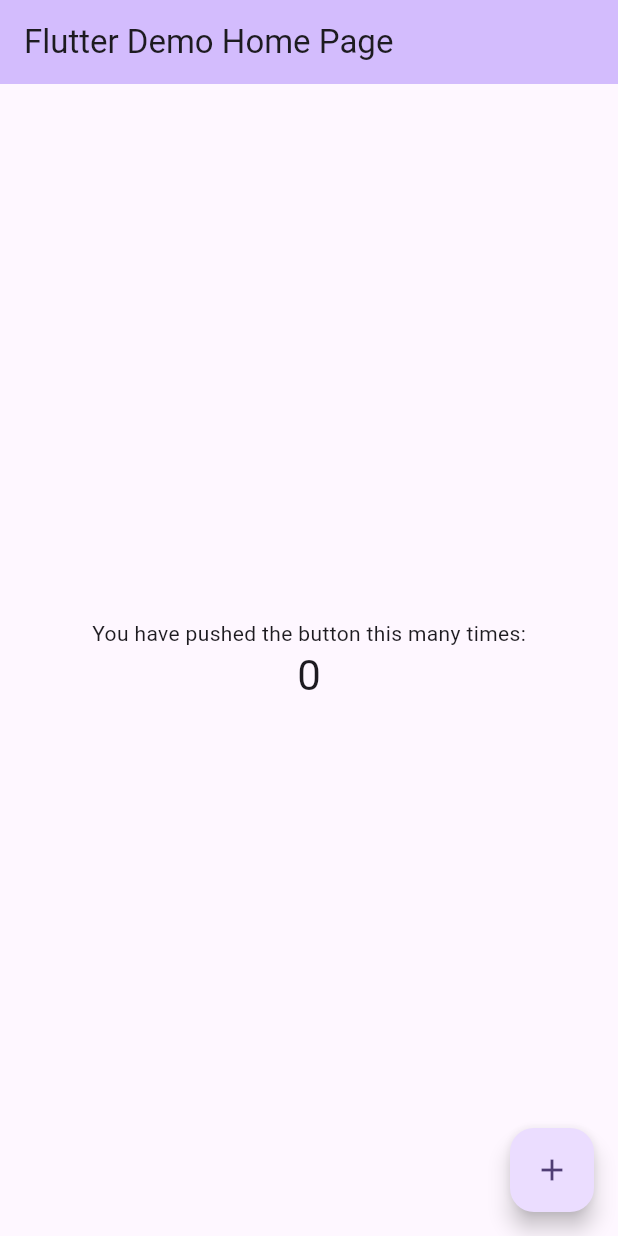
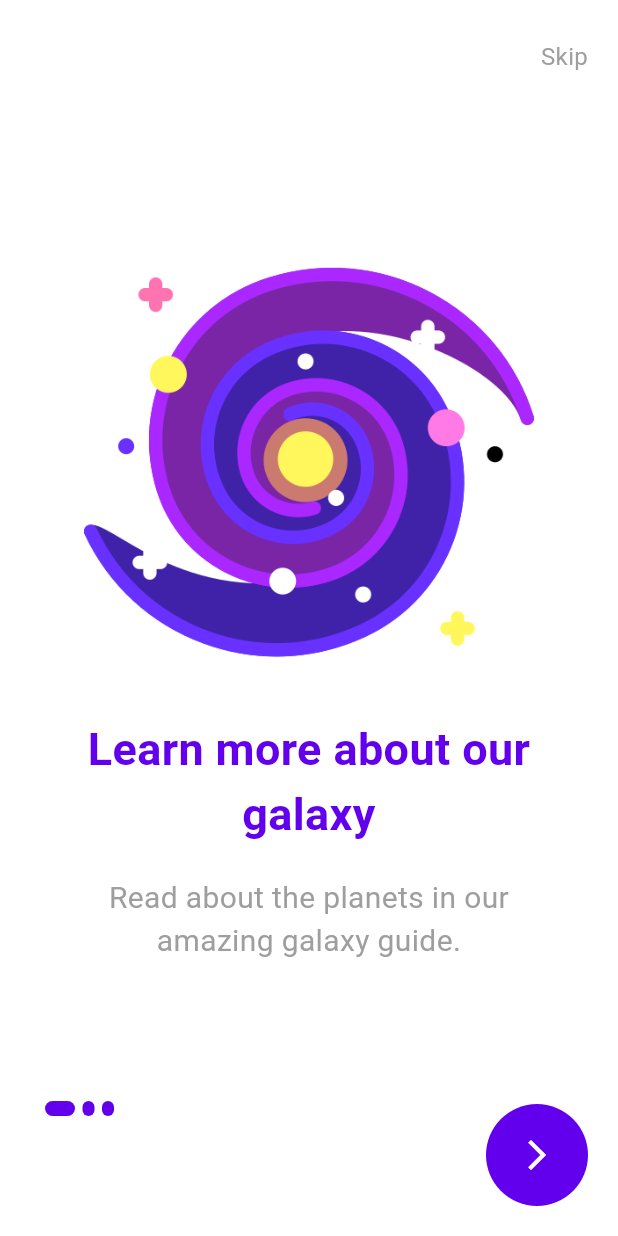
Before and after one commit to vevisbeatriz/galaxy_explorer, a Flutter app: the screen it shows after launch, on a phone screen of 412 x 824 dp. Run offline on Flutter 3.47's test engine with Material 3 defaults, Android fonts, the phone set to English and light mode, and no system bars.

Commit message:
Onboarding UI implementation
Onboarding UI implementation

```diff
--- /dev/null
+++ b/lib/design_system/constants.dart
@@ -0,0 +1,13 @@
+import 'package:flutter/material.dart';
+
+class Constants {
+  static var primaryColor = const Color(0xFF6200EE);
+
+  // Onboarding texts
+  static var titleOne = "Learn more about our galaxy";
+  static var descriptionOne = "Read about the planets in our amazing galaxy guide.";
+  static var titleTwo = "Find a galaxy lover friend";
+  static var descriptionTwo = "Do you love our galaxy? Connect with other space lovers.";
+  static var titleThree = "The space is amazing";
+  static var descriptionThree = "Discover the beauty of the space with our galaxy guide.";
+}
--- a/lib/main.dart
+++ b/lib/main.dart
@@ -1,125 +1,20 @@
+import 'package:flutter/cupertino.dart';
 import 'package:flutter/material.dart';
+import 'package:galaxy_explorer/presentation/pages/onboarding_page.dart';
 
 void main() {
-  runApp(const MyApp());
+  runApp(MyApp());
 }
 
 class MyApp extends StatelessWidget {
-  const MyApp({super.key});
+  const MyApp({Key? key}) : super(key: key);
 
-  // This widget is the root of your application.
   @override
   Widget build(BuildContext context) {
-    return MaterialApp(
-      title: 'Flutter Demo',
-      theme: ThemeData(
-        // This is the theme of your application.
-        //
-        // TRY THIS: Try running your application with "flutter run". You'll see
-        // the application has a purple toolbar. Then, without quitting the app,
-        // try changing the seedColor in the colorScheme below to Colors.green
-        // and then invoke "hot reload" (save your changes or press the "hot
-        // reload" button in a Flutter-supported IDE, or press "r" if you used
-        // the command line to start the app).
-        //
-        // Notice that the counter didn't reset back to zero; the application
-        // state is not lost during the reload. To reset the state, use hot
-        // restart instead.
-        //
-        // This works for code too, not just values: Most code changes can be
-        // tested with just a hot reload.
-        colorScheme: ColorScheme.fromSeed(seedColor: Colors.deepPurple),
-        useMaterial3: true,
-      ),
-      home: const MyHomePage(title: 'Flutter Demo Home Page'),
+    return const MaterialApp(
+      debugShowCheckedModeBanner: false,
+      // theme: theme(),
+      home: OnboardingPage(),
     );
   }
 }
-
-class MyHomePage extends StatefulWidget {
-  const MyHomePage({super.key, required this.title});
-
-  // This widget is the home page of your application. It is stateful, meaning
-  // that it has a State object (defined below) that contains fields that affect
-  // how it looks.
-
-  // This class is the configuration for the state. It holds the values (in this
-  // case the title) provided by the parent (in this case the App widget) and
-  // used by the build method of the State. Fields in a Widget subclass are
-  // always marked "final".
-
-  final String title;
-
-  @override
-  State<MyHomePage> createState() => _MyHomePageState();
-}
-
-class _MyHomePageState extends State<MyHomePage> {
-  int _counter = 0;
-
-  void _incrementCounter() {
-    setState(() {
-      // This call to setState tells the Flutter framework that something has
-      // changed in this State, which causes it to rerun the build method below
-      // so that the display can reflect the updated values. If we changed
-      // _counter without calling setState(), then the build method would not be
-      // called again, and so nothing would appear to happen.
-      _counter++;
-    });
-  }
-
-  @override
-  Widget build(BuildContext context) {
-    // This method is rerun every time setState is called, for instance as done
-    // by the _incrementCounter method above.
-    //
-    // The Flutter framework has been optimized to make rerunning build methods
-    // fast, so that you can just rebuild anything that needs updating rather
-    // than having to individually change instances of widgets.
-    return Scaffold(
-      appBar: AppBar(
-        // TRY THIS: Try changing the color here to a specific color (to
-        // Colors.amber, perhaps?) and trigger a hot reload to see the AppBar
-        // change color while the other colors stay the same.
-        backgroundColor: Theme.of(context).colorScheme.inversePrimary,
-        // Here we take the value from the MyHomePage object that was created by
-        // the App.build method, and use it to set our appbar title.
-        title: Text(widget.title),
-      ),
-      body: Center(
-        // Center is a layout widget. It takes a single child and positions it
-        // in the middle of the parent.
-        child: Column(
-          // Column is also a layout widget. It takes a list of children and
-          // arranges them vertically. By default, it sizes itself to fit its
-          // children horizontally, and tries to be as tall as its parent.
-          //
-          // Column has various properties to control how it sizes itself and
-          // how it positions its children. Here we use mainAxisAlignment to
-          // center the children vertically; the main axis here is the vertical
-          // axis because Columns are vertical (the cross axis would be
-          // horizontal).
-          //
-          // TRY THIS: Invoke "debug painting" (choose the "Toggle Debug Paint"
-          // action in the IDE, or press "p" in the console), to see the
-          // wireframe for each widget.
-          mainAxisAlignment: MainAxisAlignment.center,
-          children: <Widget>[
-            const Text(
-              'You have pushed the button this many times:',
-            ),
-            Text(
-              '$_counter',
-              style: Theme.of(context).textTheme.headlineMedium,
-            ),
-          ],
-        ),
-      ),
-      floatingActionButton: FloatingActionButton(
-        onPressed: _incrementCounter,
-        tooltip: 'Increment',
-        child: const Icon(Icons.add),
-      ), // This trailing comma makes auto-formatting nicer for build methods.
-    );
-  }
-}
--- /dev/null
+++ b/lib/presentation/pages/login_page.dart
@@ -0,0 +1,15 @@
+import 'package:flutter/cupertino.dart';
+
+class LoginPage extends StatefulWidget {
+  const LoginPage({super.key});
+
+  @override
+  State<LoginPage> createState() => _LoginPageState();
+}
+
+class _LoginPageState extends State<LoginPage> {
+  @override
+  Widget build(BuildContext context) {
+    return const Placeholder();
+  }
+}
--- /dev/null
+++ b/lib/presentation/pages/onboarding_page.dart
@@ -0,0 +1,181 @@
+import 'package:flutter/cupertino.dart';
+import 'package:flutter/material.dart';
+import 'package:galaxy_explorer/presentation/pages/login_page.dart';
+
+import '../../design_system/constants.dart';
+
+class OnboardingPage extends StatefulWidget {
+  const OnboardingPage({super.key});
+
+  @override
+  State<OnboardingPage> createState() => _OnboardingPageState();
+}
+
+class _OnboardingPageState extends State<OnboardingPage> {
+  final PageController _pageController = PageController(initialPage: 0);
+  int currentIndex = 0;
+
+  @override
+  Widget build(BuildContext context) {
+    return Scaffold(
+      backgroundColor: Colors.white,
+      appBar: AppBar(
+          elevation: 0.0,
+          backgroundColor: Colors.white,
+          actions: [
+            Padding(
+              padding: const EdgeInsets.only(right: 20, top: 20),
+              child: InkWell(
+                onTap: () => Navigator.pushReplacement(context,
+                    MaterialPageRoute(builder: (context) => const LoginPage())),
+                child: const Text(
+                  'Skip',
+                  style: TextStyle(
+                    color: Colors.grey,
+                    fontSize: 16.0,
+                    fontWeight: FontWeight.w400,
+                  ),
+                ),
+              ),
+            )
+          ]),
+      body: Stack(
+        alignment: Alignment.bottomCenter,
+        children: [
+          PageView(
+            onPageChanged: (int page) {
+              setState(() {
+                currentIndex = page;
+              });
+            },
+            controller: _pageController,
+            children: [
+              createPage(
+                  image: 'assets/images/onboarding1.png',
+                  title: Constants.titleOne,
+                  description: Constants.descriptionOne),
+              createPage(
+                  image: 'assets/images/onboarding2.png',
+                  title: Constants.titleTwo,
+                  description: Constants.descriptionTwo),
+              createPage(
+                  image: 'assets/images/onboarding3.png',
+                  title: Constants.titleThree,
+                  description: Constants.descriptionThree),
+            ],
+          ),
+          Positioned(
+            bottom: 80,
+            left: 30,
+            child: Row(
+              children: _buildIndicator(currentIndex),
+            ),
+          ),
+          Positioned(
+            bottom: 20,
+            right: 20,
+            child: Container(
+              padding: const EdgeInsets.all(10),
+              decoration: BoxDecoration(
+                shape: BoxShape.circle,
+                color: Constants.primaryColor,
+              ),
+              child: IconButton(
+                onPressed: () {
+                  setState(() {
+                    if (currentIndex == 2) {
+                      Navigator.pushReplacement(
+                          context,
+                          MaterialPageRoute(
+                              builder: (context) => const LoginPage()));
+                    } else {
+                      currentIndex++;
+                      _pageController.nextPage(
+                          duration: const Duration(milliseconds: 300),
+                          curve: Curves.easeIn);
+                    }
+                  });
+                },
+                icon: const Icon(
+                  Icons.arrow_forward_ios,
+                  size: 24,
+                  color: Colors.white,
+                ),
+              ),
+            ),
+          )
+        ],
+      ),
+    );
+  }
+}
+
+Widget _indicator(bool isActive) {
+  return AnimatedContainer(
+    duration: const Duration(milliseconds: 300),
+    margin: const EdgeInsets.only(right: 5.0),
+    height: 10.0,
+    width: isActive ? 20 : 8,
+    decoration: BoxDecoration(
+      color: Constants.primaryColor,
+      borderRadius: BorderRadius.circular(5),
+    ),
+  );
+}
+
+List<Widget> _buildIndicator(int currentIndex) {
+  List<Widget> indicators = [];
+  for (int i = 0; i < 3; i++) {
+    indicators.add(i == currentIndex ? _indicator(true) : _indicator(false));
+  }
+  return indicators;
+}
+
+class createPage extends StatelessWidget {
+  final String image;
+  final String title;
+  final String description;
+
+  const createPage({
+    super.key,
+    required this.image,
+    required this.title,
+    required this.description,
+  });
+
+  @override
+  Widget build(BuildContext context) {
+    return Container(
+      padding: const EdgeInsets.only(left: 50, right: 50, bottom: 80),
+      child: Column(
+        mainAxisAlignment: MainAxisAlignment.center,
+        children: [
+          SizedBox(
+            height: 300,
+            child: Image.asset(image),
+          ),
+          const SizedBox(height: 20),
+          Text(
+            title,
+            textAlign: TextAlign.center,
+            style: TextStyle(
+              color: Constants.primaryColor,
+              fontSize: 30,
+              fontWeight: FontWeight.bold,
+            ),
+          ),
+          const SizedBox(height: 20),
+          Text(
+            description,
+            textAlign: TextAlign.center,
+            style: TextStyle(
+              fontSize: 20,
+              fontWeight: FontWeight.w400,
+              color: Colors.grey,
+            ),
+          )
+        ],
+      ),
+    );
+  }
+}
--- a/pubspec.yaml
+++ b/pubspec.yaml
@@ -58,6 +58,11 @@ flutter:
   # the material Icons class.
   uses-material-design: true
 
+  assets:
+    - assets/images/onboarding1.png
+    - assets/images/onboarding2.png
+    - assets/images/onboarding3.png
+
   # To add assets to your application, add an assets section, like this:
   # assets:
   #   - images/a_dot_burr.jpeg
```
Also changed, not shown: assets/images/onboarding1.png (added), assets/images/onboarding2.png (added), assets/images/onboarding3.png (added), lib/design_system/onboarding.dart (added).
